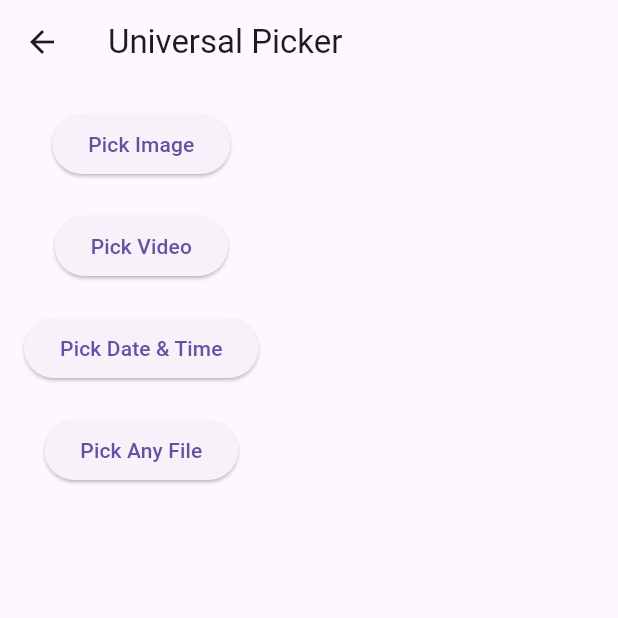
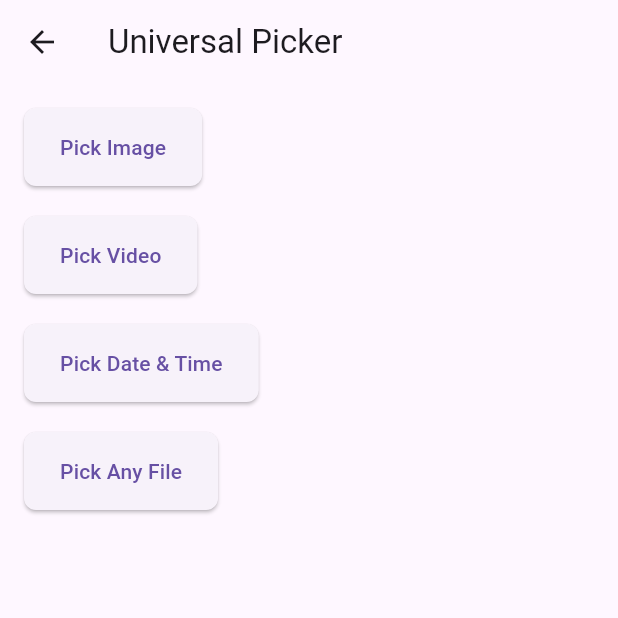
Before and after one commit to farhad-fbm/auth_flutter, a Flutter app: the PickerScreen screen opened directly, on a phone screen of 412 x 824 dp, the top half of it. Run offline on Flutter 3.47's test engine with Material 3 defaults, Android fonts, the phone set to English and light mode, and no system bars; our stand-ins replace file_picker, image_picker.

```diff
--- a/lib/screens/all_file_pickers.dart
+++ b/lib/screens/all_file_pickers.dart
@@ -88,29 +88,29 @@ class PickerScreenState extends State<PickerScreen> {
         padding: EdgeInsets.all(16),
         child: SingleChildScrollView(
           child: Column(
+            crossAxisAlignment: CrossAxisAlignment.start,
             children: [
-              ElevatedButton(onPressed: pickImage, child: Text('Pick Image')),
+              buildPickerButton(title: 'Pick Image', onPressed: pickImage),
               image != null
                   ? CircleAvatar(radius: 50, backgroundImage: FileImage(image!))
                   : SizedBox.shrink(),
               SizedBox(height: 20),
 
-              ElevatedButton(onPressed: pickVideo, child: Text('Pick Video')),
+              buildPickerButton(title: 'Pick Video', onPressed: pickVideo),
               video != null
                   ? Text('Video selected: ${video!.path.split('/').last}')
                   : SizedBox.shrink(),
               SizedBox(height: 20),
-
-              ElevatedButton(
+              buildPickerButton(
+                title: 'Pick Date & Time',
                 onPressed: pickDateTime,
-                child: Text('Pick Date & Time'),
               ),
               dateTime != null
                   ? Text('Selected: $dateTime')
                   : SizedBox.shrink(),
               SizedBox(height: 20),
 
-              ElevatedButton(onPressed: pickFile, child: Text('Pick Any File')),
+              buildPickerButton(title: 'Pick Any File', onPressed: pickFile),
               filePath != null
                   ? Text('File selected: ${filePath!.split('/').last}')
                   : SizedBox.shrink(),
@@ -120,4 +120,21 @@ class PickerScreenState extends State<PickerScreen> {
       ),
     );
   }
+
+  Widget buildPickerButton({
+    required String title,
+    required VoidCallback onPressed,
+  }) {
+    return ElevatedButton(
+      onPressed: onPressed,
+      style: ElevatedButton.styleFrom(
+        shape: RoundedRectangleBorder(
+          borderRadius: BorderRadius.circular(8), // roundness
+        ),
+        padding: EdgeInsets.symmetric(horizontal: 24, vertical: 16), // size
+        // backgroundColor: Colors.blue, // button color
+      ),
+      child: Text(title),
+    );
+  }
 }
```
